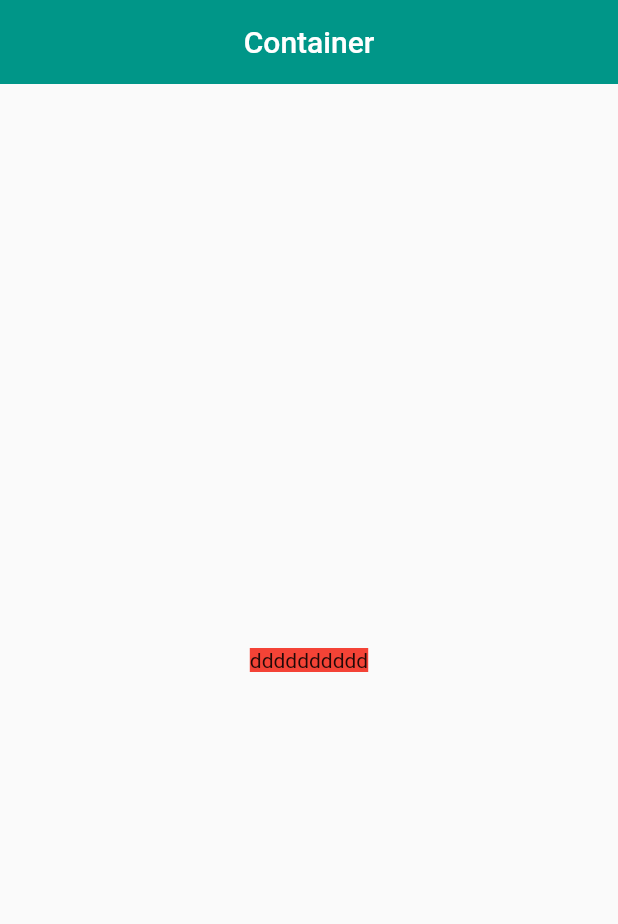
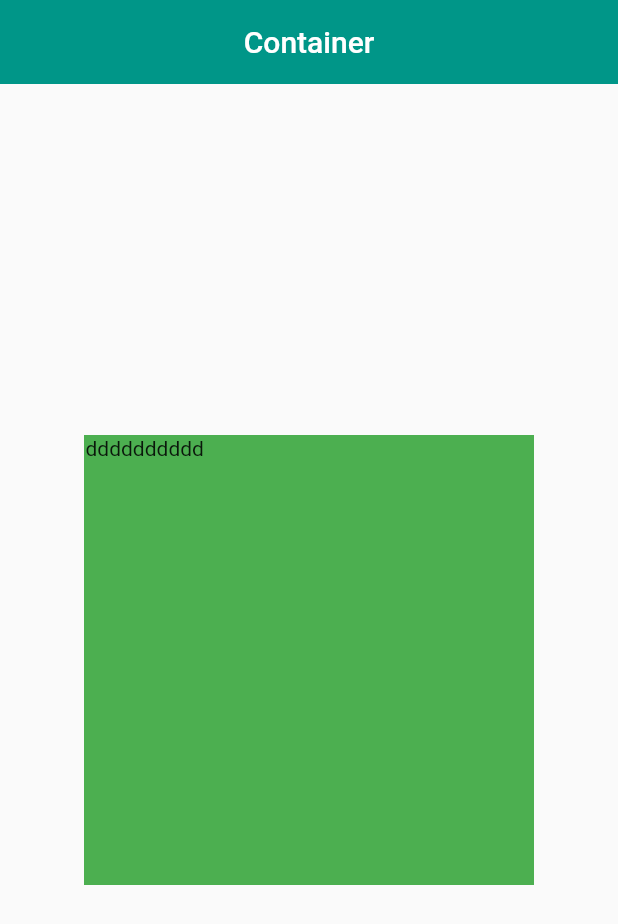
Before and after one commit to dabuzida/flutter_container, a Flutter app: the screen it shows after launch, on a phone screen of 412 x 824 dp. Shown: the top 924 px of the screen. Run offline on Flutter 3.47's test engine with Material 2 defaults, Android fonts, the phone set to English and light mode, and no system bars.

```diff
--- a/lib/container1.dart
+++ b/lib/container1.dart
@@ -10,15 +10,45 @@ class Container1 extends StatefulWidget {
 }
 
 class _Container1State extends State<Container1> {
+  Color x = Colors.green;
+  Color y = Colors.red;
+  Color? z;
+  @override
+  void initState() {
+    super.initState();
+    z = x;
+  }
+
   @override
   Widget build(BuildContext context) {
     return Center(
-      child: Container(
-        // decoration: BoxDecoration(border: Border.all(color: Colors.green, width: 1)),
-        color: Colors.red,
-        // width: 100,
-        // height: 100,
-        child: Text('dddddddddd'),
+      child: GestureDetector(
+        onTap: () {
+          if (z == x) {
+            z = y;
+          } else {
+            z = x;
+          }
+          setState(() {});
+        },
+        child: MouseRegion(
+          // cursor: SystemMouseCursors.click,
+          cursor: MouseCursor.defer,
+          child: Container(
+            width: 300,
+            height: 300,
+            decoration: BoxDecoration(
+              border: Border.all(
+                color: Colors.green,
+                width: 1,
+              ),
+              color: z,
+            ),
+            // width: 100,
+            // height: 100,
+            child: Text('dddddddddd'),
+          ),
+        ),
       ),
     );
   }
```
